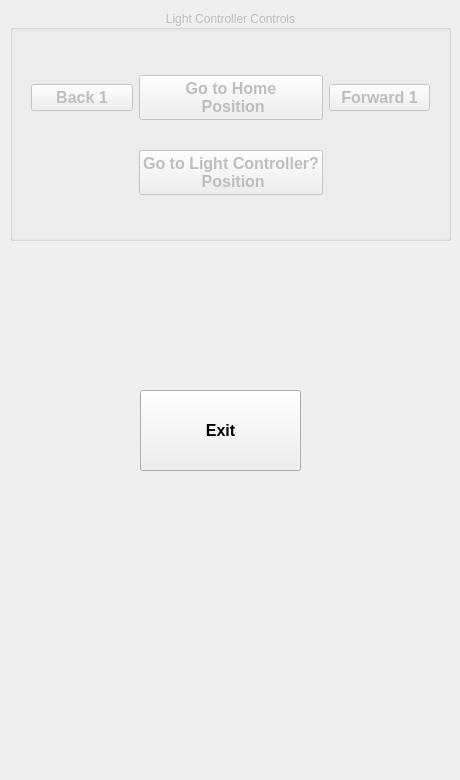
First picture: the form in light_controller_remote_ui/light_controller_remote_ui.ui, repository kenaaker/light_controller, before the edit.
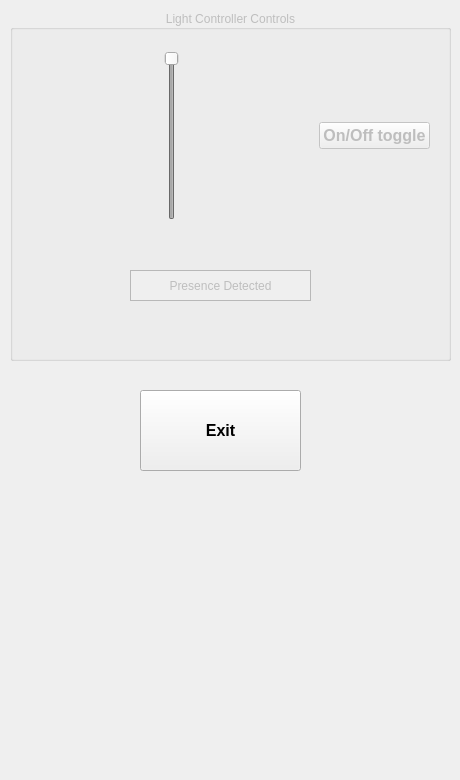
Second picture: the form after the edit.

Commit message: Mostly Remote UI over SSL

```diff
--- a/light_controller_remote_ui/light_controller_remote_ui.ui
+++ b/light_controller_remote_ui/light_controller_remote_ui.ui
@@ -23,7 +23,7 @@
       <x>10</x>
       <y>10</y>
       <width>441</width>
-      <height>231</height>
+      <height>351</height>
      </rect>
     </property>
     <property name="title">
@@ -41,52 +41,72 @@
        <height>191</height>
       </rect>
      </property>
-     <layout class="QGridLayout" name="gridLayout">
-      <item row="0" column="0">
-       <widget class="QPushButton" name="counter_clockwise_1">
-        <property name="font">
-         <font>
-          <pointsize>12</pointsize>
-          <weight>75</weight>
-          <bold>true</bold>
-         </font>
+     <layout class="QHBoxLayout" name="horizontalLayout">
+      <item>
+       <spacer name="horizontalSpacer_2">
+        <property name="orientation">
+         <enum>Qt::Horizontal</enum>
         </property>
-        <property name="text">
-         <string>Back 1</string>
+        <property name="sizeHint" stdset="0">
+         <size>
+          <width>20</width>
+          <height>20</height>
+         </size>
         </property>
-       </widget>
+       </spacer>
       </item>
-      <item row="0" column="1">
-       <widget class="QPushButton" name="home_button">
-        <property name="font">
-         <font>
-          <pointsize>12</pointsize>
-          <weight>75</weight>
-          <bold>true</bold>
-         </font>
+      <item>
+       <widget class="QSlider" name="dimmer_slider">
+        <property name="sizePolicy">
+         <sizepolicy hsizetype="MinimumExpanding" vsizetype="MinimumExpanding">
+          <horstretch>0</horstretch>
+          <verstretch>0</verstretch>
+         </sizepolicy>
         </property>
-        <property name="text">
-         <string>Go to Home 
- Position</string>
+        <property name="minimumSize">
+         <size>
+          <width>10</width>
+          <height>0</height>
+         </size>
         </property>
+        <property name="minimum">
+         <number>1</number>
+        </property>
+        <property name="maximum">
+         <number>100</number>
+        </property>
+        <property name="value">
+         <number>100</number>
+        </property>
+        <property name="orientation">
+         <enum>Qt::Vertical</enum>
+        </property>
        </widget>
       </item>
-      <item row="0" column="2">
-       <widget class="QPushButton" name="clockwise_1">
-        <property name="font">
-         <font>
-          <pointsize>12</pointsize>
-          <weight>75</weight>
-          <bold>true</bold>
-         </font>
+      <item>
+       <spacer name="horizontalSpacer">
+        <property name="orientation">
+         <enum>Qt::Horizontal</enum>
         </property>
-        <property name="text">
-         <string>Forward 1</string>
+        <property name="sizeType">
+         <enum>QSizePolicy::MinimumExpanding</enum>
         </property>
-       </widget>
+        <property name="sizeHint" stdset="0">
+         <size>
+          <width>20</width>
+          <height>20</height>
+         </size>
+        </property>
+       </spacer>
       </item>
-      <item row="1" column="1">
-       <widget class="QPushButton" name="light_controller_position">
+      <item>
+       <widget class="QPushButton" name="toggle_on_off">
+        <property name="sizePolicy">
+         <sizepolicy hsizetype="MinimumExpanding" vsizetype="Fixed">
+          <horstretch>0</horstretch>
+          <verstretch>0</verstretch>
+         </sizepolicy>
+        </property>
         <property name="font">
          <font>
           <pointsize>12</pointsize>
@@ -95,13 +115,46 @@
          </font>
         </property>
         <property name="text">
-         <string>Go to Light Controller?
- Position</string>
+         <string>On/Off toggle</string>
+        </property>
+        <property name="checkable">
+         <bool>true</bool>
         </property>
        </widget>
       </item>
      </layout>
     </widget>
+    <widget class="QLabel" name="presence_detected">
+     <property name="geometry">
+      <rect>
+       <x>120</x>
+       <y>260</y>
+       <width>181</width>
+       <height>31</height>
+      </rect>
+     </property>
+     <property name="autoFillBackground">
+      <bool>true</bool>
+     </property>
+     <property name="frameShape">
+      <enum>QFrame::StyledPanel</enum>
+     </property>
+     <property name="frameShadow">
+      <enum>QFrame::Sunken</enum>
+     </property>
+     <property name="lineWidth">
+      <number>3</number>
+     </property>
+     <property name="text">
+      <string>Presence Detected</string>
+     </property>
+     <property name="alignment">
+      <set>Qt::AlignCenter</set>
+     </property>
+     <property name="wordWrap">
+      <bool>true</bool>
+     </property>
+    </widget>
    </widget>
    <widget class="QPushButton" name="pushButton">
     <property name="geometry">
```
Left out of the diff: 8 changed lines with no effect on the pictures. The commit also changes 9 other files.
